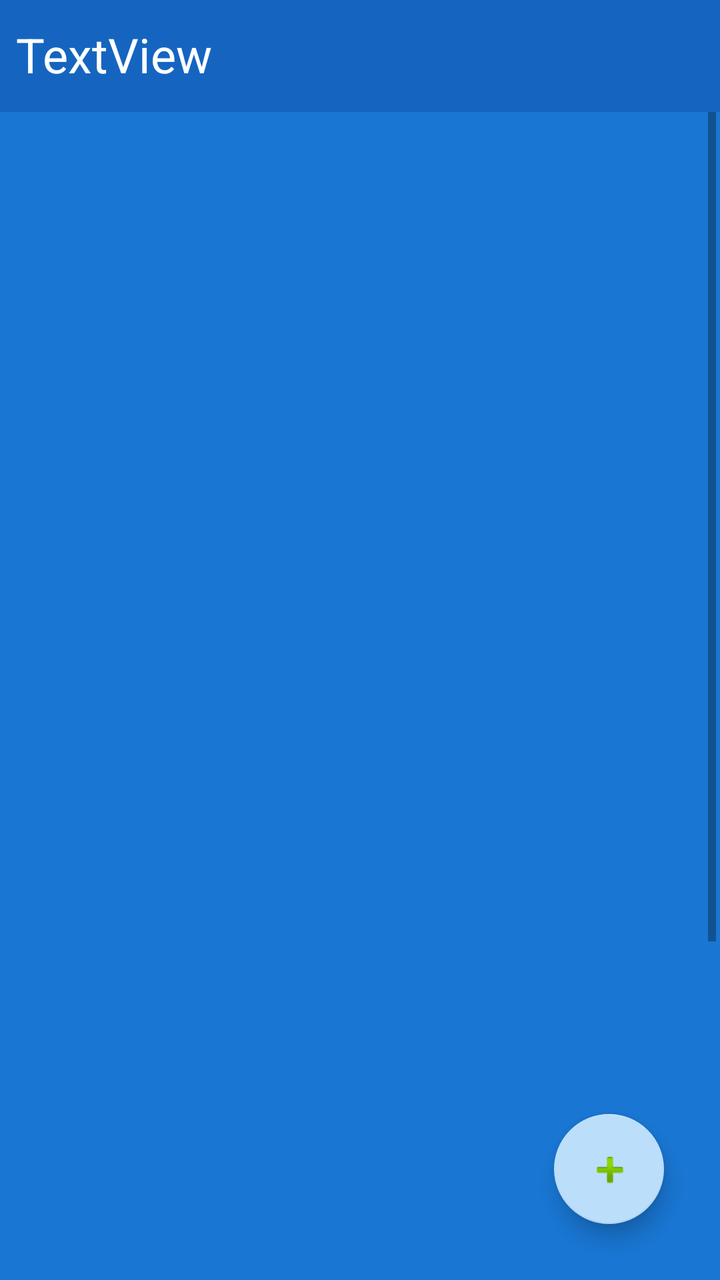
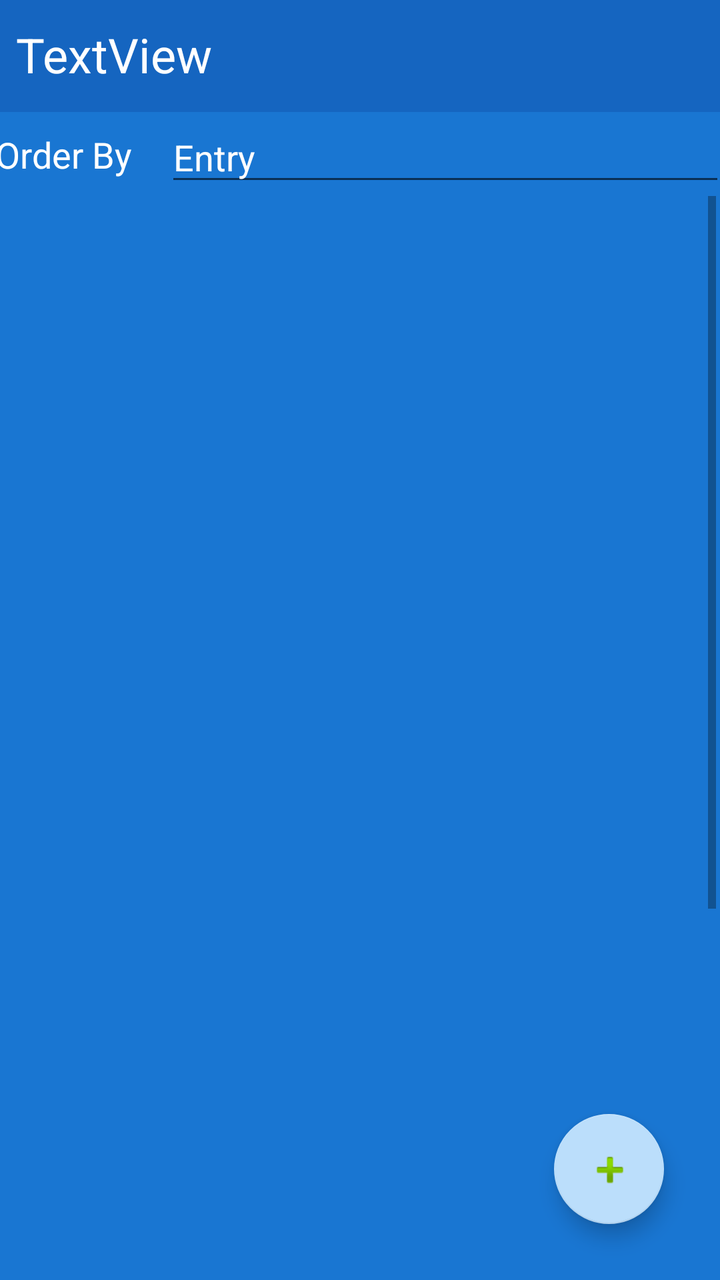

Before-and-after screenshots of an Android layout around one commit, followed by the original layout XML and the change that was made.
<!-- AndroidManifest.xml: application theme AppTheme -->
<!-- res/layout/check_list_page.xml -->
<?xml version="1.0" encoding="utf-8"?>
<android.support.constraint.ConstraintLayout xmlns:android="http://schemas.android.com/apk/res/android"
    xmlns:app="http://schemas.android.com/apk/res-auto"
    xmlns:tools="http://schemas.android.com/tools"
    android:layout_width="match_parent"
    android:layout_height="match_parent"
    android:background="@color/pageBackgroundColor"
    tools:context="com.example.naftech.todolist.MainPage">

    <android.support.v7.widget.Toolbar
        android:id="@+id/contextToolbar"
        android:layout_width="match_parent"
        android:layout_height="wrap_content"
        android:layout_marginStart="0dp"
        android:layout_marginLeft="0dp"
        android:layout_marginTop="0dp"
        android:layout_marginEnd="0dp"
        android:layout_marginRight="0dp"
        android:background="?attr/colorPrimary"
        android:minHeight="?attr/actionBarSize"
        android:theme="?attr/actionBarTheme"
        app:layout_constraintEnd_toEndOf="parent"
        app:layout_constraintStart_toStartOf="parent"
        app:layout_constraintTop_toTopOf="parent" />

    <ScrollView
        android:layout_width="match_parent"
        android:layout_height="0dp"
        android:layout_marginEnd="2dp"
        android:layout_marginRight="2dp"
        android:layout_marginBottom="8dp"
        app:layout_constraintBottom_toBottomOf="parent"
        app:layout_constraintEnd_toEndOf="parent"
        app:layout_constraintHorizontal_bias="0.51"
        app:layout_constraintStart_toStartOf="parent"
        app:layout_constraintTop_toBottomOf="@+id/contextToolbar"
        app:layout_constraintVertical_bias="0.0">

        <LinearLayout
            android:id="@+id/linearLayoutMain"
            android:layout_width="match_parent"
            android:layout_height="wrap_content"
            android:orientation="vertical">

            <LinearLayout
                android:id="@+id/linearLayout"
                android:layout_width="match_parent"
                android:layout_height="800dp"
                android:orientation="vertical">

                <ViewStub
                    android:id="@+id/checkListViewStub"
                    android:layout_width="match_parent"
                    android:layout_height="wrap_content"
                    android:layout_marginStart="8dp"
                    android:layout_marginLeft="8dp"
                    android:layout_marginTop="8dp"
                    android:layout_marginEnd="8dp"
                    android:layout_marginRight="8dp"
                    android:layout="@layout/check_list_frame"
                    app:layout_constraintEnd_toEndOf="parent"
                    app:layout_constraintStart_toStartOf="parent"
                    app:layout_constraintTop_toTopOf="parent" />
            </LinearLayout>
        </LinearLayout>
    </ScrollView>

    <android.support.design.widget.FloatingActionButton
        android:id="@+id/addItemFloatingActionButton"
        android:layout_width="65dp"
        android:layout_height="55dp"
        android:layout_marginEnd="28dp"
        android:layout_marginRight="28dp"
        android:layout_marginBottom="28dp"
        android:clickable="true"
        android:focusable="true"
        app:layout_constraintBottom_toBottomOf="parent"
        app:layout_constraintEnd_toEndOf="parent"
        app:srcCompat="@android:drawable/ic_input_add" />

    <TextView
        android:id="@+id/parentNameTextView"
        android:layout_width="222dp"
        android:layout_height="33dp"
        android:layout_marginStart="8dp"
        android:layout_marginLeft="8dp"
        android:layout_marginTop="18dp"
        android:layout_marginBottom="19dp"
        android:text="@string/textview"
        android:textColor="@android:color/white"
        android:textSize="24sp"
        app:layout_constraintBottom_toBottomOf="@+id/contextToolbar"
        app:layout_constraintStart_toStartOf="@+id/contextToolbar"
        app:layout_constraintTop_toTopOf="@+id/contextToolbar" />

</android.support.constraint.ConstraintLayout>
<!-- res/layout/check_list_frame.xml (included above) -->
<?xml version="1.0" encoding="utf-8"?>
<FrameLayout
    xmlns:android="http://schemas.android.com/apk/res/android"
    android:layout_width="match_parent"
    android:layout_height="match_parent">

    <ListView
        android:id="@+id/checkListViewList"
        android:layout_width="match_parent"
        android:layout_height="match_parent"
        android:visibility="visible"
        android:verticalScrollbarPosition="right"/>
</FrameLayout>
<!-- resources referenced by this layout -->
<resources>
  <color name="pageBackgroundColor">#1976D2</color>
  <string name="textview">TextView</string>
  <style name="AppTheme" parent="Theme.AppCompat.Light.NoActionBar">
          
          <item name="colorPrimary">@color/colorPrimary</item>
          <item name="colorPrimaryDark">@color/colorPrimaryDark</item>
          <item name="colorAccent">@color/colorAccent</item>
          <item name="android:itemBackground">@color/colorAccent</item>
      </style>
  <color name="colorPrimary">#1565C0</color>
  <color name="colorPrimaryDark">#0D47A1</color>
  <color name="colorAccent">#BBDEFB</color>
</resources>

<!-- the commit's change to res/layout/check_list_page.xml (unified diff, before → after) -->
@@ -11,17 +11,39 @@
         android:id="@+id/contextToolbar"
         android:layout_width="match_parent"
         android:layout_height="wrap_content"
-        android:layout_marginStart="0dp"
-        android:layout_marginLeft="0dp"
-        android:layout_marginTop="0dp"
-        android:layout_marginEnd="0dp"
-        android:layout_marginRight="0dp"
         android:background="?attr/colorPrimary"
         android:minHeight="?attr/actionBarSize"
         android:theme="?attr/actionBarTheme"
         app:layout_constraintEnd_toEndOf="parent"
+        app:layout_constraintHorizontal_bias="0.0"
         app:layout_constraintStart_toStartOf="parent"
         app:layout_constraintTop_toTopOf="parent" />
+
+    <TextView
+        android:id="@+id/orderbyTextView"
+        android:layout_width="85dp"
+        android:layout_height="wrap_content"
+        android:layout_marginTop="8dp"
+        android:text="Order By"
+        android:textColor="@android:color/background_light"
+        android:textSize="18sp"
+        app:layout_constraintBottom_toBottomOf="@+id/orderbyAutoCompleteTextView"
+        app:layout_constraintEnd_toStartOf="@+id/orderbyAutoCompleteTextView"
+        app:layout_constraintHorizontal_bias="0.0"
+        app:layout_constraintStart_toStartOf="parent"
+        app:layout_constraintTop_toBottomOf="@+id/contextToolbar"
+        app:layout_constraintVertical_bias="0.111" />
+
+    <AutoCompleteTextView
+        android:id="@+id/orderbyAutoCompleteTextView"
+        android:layout_width="280dp"
+        android:layout_height="42dp"
+        android:text="Entry"
+        android:textColor="@android:color/background_light"
+        app:layout_constraintEnd_toEndOf="parent"
+        app:layout_constraintHorizontal_bias="1.0"
+        app:layout_constraintStart_toEndOf="@+id/orderbyTextView"
+        app:layout_constraintTop_toBottomOf="@+id/contextToolbar" />
 
     <ScrollView
         android:layout_width="match_parent"
@@ -33,7 +55,7 @@
         app:layout_constraintEnd_toEndOf="parent"
         app:layout_constraintHorizontal_bias="0.51"
         app:layout_constraintStart_toStartOf="parent"
-        app:layout_constraintTop_toBottomOf="@+id/contextToolbar"
+        app:layout_constraintTop_toBottomOf="@+id/orderbyAutoCompleteTextView"
         app:layout_constraintVertical_bias="0.0">
 
         <LinearLayout
